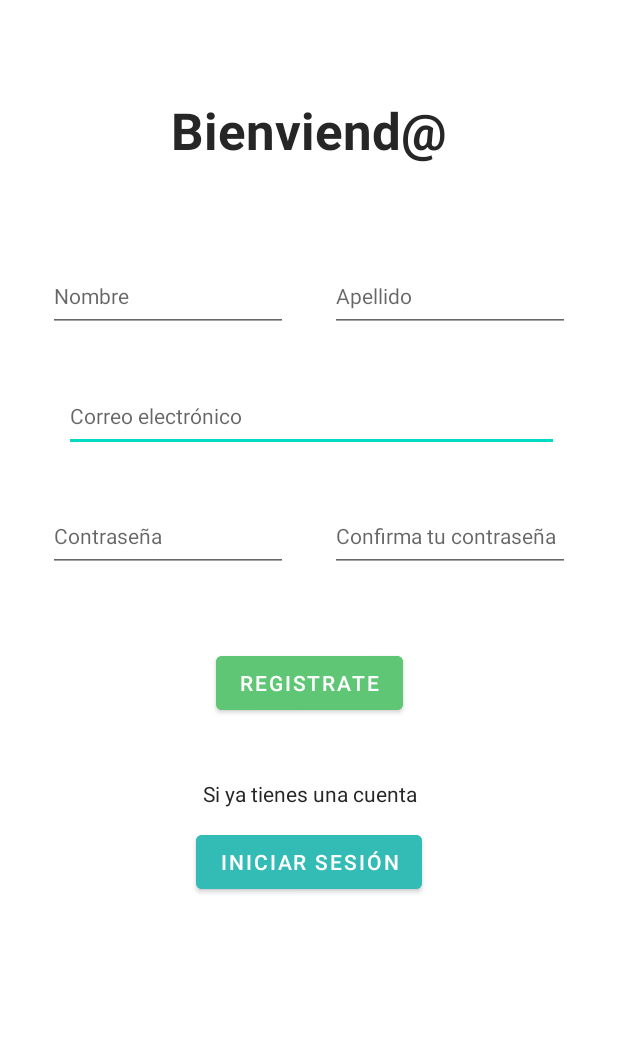
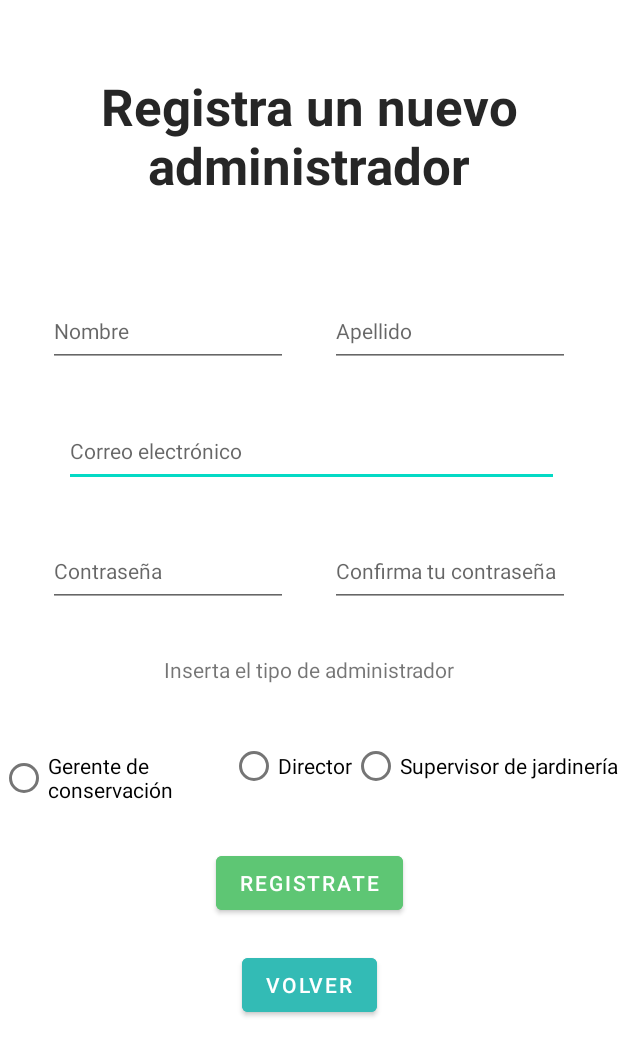
Before and after one commit to EdithBenvenuto/TamayoReport, an Android app: the RegistroActivity screen opened directly, with no data from a screen before it, on a phone screen of 412 x 824 dp. Shown: the top 1056 px of the screen. Run offline under Robolectric (Android 15) with nearby library versions, the phone set to English and light mode, and no system bars; network calls fail.

Commit message:
Implement admin app
Non functional

```diff
--- a/FrontendAdmins/app/src/main/java/com/example/tamayoreport/controller/RegistroActivity.kt
+++ b/FrontendAdmins/app/src/main/java/com/example/tamayoreport/controller/RegistroActivity.kt
@@ -3,36 +3,34 @@ package com.example.tamayoreport.controller
 import android.content.Intent
 import androidx.appcompat.app.AppCompatActivity
 import android.os.Bundle
-import android.util.Patterns
 import android.view.View
 import android.widget.Button
 import android.widget.EditText
+import android.widget.RadioGroup
 import android.widget.Toast
 import com.example.tamayoreport.R
 import com.example.tamayoreport.Utils
 import com.example.tamayoreport.model.Model
 import com.example.tamayoreport.model.entities.Admin
-import com.example.tamayoreport.model.entities.Report
 import com.example.tamayoreport.model.entities.User
-import com.example.tamayoreport.model.repository.responseinterface.IAddReport
 import com.example.tamayoreport.model.repository.responseinterface.IAddUser
-import com.example.tamayoreport.model.repository.responseinterface.IDeleteProduct
-import com.google.android.gms.tasks.OnSuccessListener
 
 class RegistroActivity : AppCompatActivity() {
-    lateinit var iniciarSesion: Button
+    lateinit var volver: Button
     lateinit var registro: Button
+    lateinit var seleccion: RadioGroup
     override fun onCreate(savedInstanceState: Bundle?) {
         super.onCreate(savedInstanceState)
         setContentView(R.layout.activity_registro)
-        iniciarSesion=findViewById<Button>(R.id.inicioSesion)
+        volver=findViewById<Button>(R.id.volver)
         registro=findViewById<Button>(R.id.confirmarRegistro)
-        iniciarSesion.setOnClickListener(loginClickListener())
+        volver.setOnClickListener(volverClickListener())
         registro.setOnClickListener(registerClickListener())
+        seleccion = findViewById(R.id.rgTypeAdmins)
     }
-    private fun loginClickListener(): View.OnClickListener?{
+    private fun volverClickListener(): View.OnClickListener?{
         return View.OnClickListener{
-            val switchActivityIntent = Intent(applicationContext, LoginActivity::class.java)
+            val switchActivityIntent = Intent(applicationContext, HomeScreenLoggedActivity::class.java)
             startActivity(switchActivityIntent);
         }
     }
@@ -46,6 +44,12 @@ class RegistroActivity : AppCompatActivity() {
             val password = findViewById<EditText>(R.id.txtContraRegistro).text.toString();
             val passwordConfirmation = findViewById<EditText>(R.id.txtConfContra).text.toString();
             name += " $lastName"
+            var adminType: String = ""
+            when (seleccion.checkedRadioButtonId) {
+                R.id.rbiluminarias ->  adminType = "Gerente de conservación" //Toast.makeText(applicationContext, "Cambia estado a 'Recibido'", Toast.LENGTH_SHORT).show()
+                R.id.rbdirector -> adminType = "Director" //Toast.makeText(applicationContext, "Cambia estado a 'En proceso'", Toast.LENGTH_SHORT).show()
+                R.id.rbjardineria -> adminType = "Supervisor de jardinería"//Toast.makeText(applicationContext, "Cambia estado a 'Resuelto'", Toast.LENGTH_SHORT).show()
+            }
 
             if (password == passwordConfirmation){
                 if(password.length<7){
@@ -53,8 +57,8 @@ class RegistroActivity : AppCompatActivity() {
                 }
                 else {
                     val admin = Admin(
-                        "none",
-                        false
+                        adminType,
+                        true
                     )
                     val user = User(
                         "",
--- a/FrontendAdmins/app/src/main/res/layout/activity_login.xml
+++ b/FrontendAdmins/app/src/main/res/layout/activity_login.xml
@@ -50,7 +50,7 @@
         app:layout_constraintTop_toBottomOf="@+id/txtCorreo" />
 
     <Button
-        android:id="@+id/inicioSesion"
+        android:id="@+id/volver"
         android:layout_width="wrap_content"
         android:layout_height="wrap_content"
         android:layout_marginTop="52dp"
@@ -81,6 +81,6 @@
         android:textColor="@color/negro"
         app:layout_constraintEnd_toEndOf="parent"
         app:layout_constraintStart_toStartOf="parent"
-        app:layout_constraintTop_toBottomOf="@+id/inicioSesion" />
+        app:layout_constraintTop_toBottomOf="@+id/volver" />
 
 </androidx.constraintlayout.widget.ConstraintLayout>
--- a/FrontendAdmins/app/src/main/res/layout/activity_registro.xml
+++ b/FrontendAdmins/app/src/main/res/layout/activity_registro.xml
@@ -11,13 +11,15 @@
         android:id="@+id/textView3"
         android:layout_width="wrap_content"
         android:layout_height="wrap_content"
-        android:layout_marginTop="64dp"
-        android:text="Bienviend@"
+        android:layout_marginTop="48dp"
+        android:text="Registra un nuevo administrador"
+        android:textAlignment="center"
         android:textAppearance="@style/TextAppearance.AppCompat.Display1"
         android:textColor="@color/negro"
         android:textSize="34sp"
         android:textStyle="bold"
         app:layout_constraintEnd_toEndOf="parent"
+        app:layout_constraintHorizontal_bias="0.0"
         app:layout_constraintStart_toStartOf="parent"
         app:layout_constraintTop_toTopOf="parent" />
 
@@ -101,7 +103,7 @@
         android:id="@+id/confirmarRegistro"
         android:layout_width="wrap_content"
         android:layout_height="wrap_content"
-        android:layout_marginTop="50dp"
+        android:layout_marginTop="160dp"
         android:backgroundTint="@color/verde"
         android:text="registrate"
         app:layout_constraintEnd_toEndOf="parent"
@@ -109,27 +111,55 @@
         app:layout_constraintTop_toBottomOf="@+id/txtConfContra" />
 
     <Button
-        android:id="@+id/inicioSesion"
+        android:id="@+id/volver"
         android:layout_width="wrap_content"
         android:layout_height="wrap_content"
-        android:layout_marginTop="12dp"
+        android:layout_marginTop="20dp"
         android:backgroundTint="@color/aqua"
-        android:text="iniciar sesión"
+        android:text="Volver"
         app:layout_constraintEnd_toEndOf="parent"
-        app:layout_constraintHorizontal_bias="0.501"
-        app:layout_constraintStart_toStartOf="parent"
-        app:layout_constraintTop_toBottomOf="@+id/reportCategory" />
-
-    <TextView
-        android:id="@+id/reportCategory"
-        android:layout_width="wrap_content"
-        android:layout_height="wrap_content"
-        android:layout_marginTop="40dp"
-        android:text="Si ya tienes una cuenta"
-        android:textColor="@color/negro"
-        app:layout_constraintEnd_toEndOf="parent"
-        app:layout_constraintHorizontal_bias="0.503"
         app:layout_constraintStart_toStartOf="parent"
         app:layout_constraintTop_toBottomOf="@+id/confirmarRegistro" />
 
+    <TextView
+        android:id="@+id/textView7"
+        android:layout_width="wrap_content"
+        android:layout_height="wrap_content"
+        android:layout_marginTop="32dp"
+        android:text="Inserta el tipo de administrador"
+        app:layout_constraintEnd_toEndOf="parent"
+        app:layout_constraintStart_toStartOf="parent"
+        app:layout_constraintTop_toBottomOf="@+id/txtConfContra" />
+
+    <RadioGroup
+        android:id="@+id/rgTypeAdmins"
+        android:layout_width="wrap_content"
+        android:layout_height="wrap_content"
+        android:isScrollContainer="false"
+        android:orientation="horizontal"
+        app:layout_constraintBottom_toTopOf="@+id/confirmarRegistro"
+        app:layout_constraintEnd_toEndOf="parent"
+        app:layout_constraintStart_toStartOf="parent"
+        app:layout_constraintTop_toBottomOf="@+id/textView7">
+
+        <RadioButton
+            android:id="@+id/rbiluminarias"
+            android:layout_width="wrap_content"
+            android:layout_height="wrap_content"
+            android:layout_weight="1"
+            android:text="Gerente de conservación" />
+
+        <RadioButton
+            android:id="@+id/rbdirector"
+            android:layout_width="match_parent"
+            android:layout_height="wrap_content"
+            android:text="Director" />
+
+        <RadioButton
+            android:id="@+id/rbjardineria"
+            android:layout_width="match_parent"
+            android:layout_height="wrap_content"
+            android:text="Supervisor de jardinería" />
+    </RadioGroup>
+
 </androidx.constraintlayout.widget.ConstraintLayout>
```
Also changed, not shown: FrontendAdmins/app/src/main/java/com/example/tamayoreport/controller/HomeScreenLoggedActivity.kt (+6 -25 lines), FrontendAdmins/app/src/main/java/com/example/tamayoreport/controller/LoginActivity.kt (+7 -3 lines), FrontendAdmins/app/src/main/java/com/example/tamayoreport/controller/MainActivity.kt (+2 -16 lines), FrontendAdmins/app/src/main/res/layout/activity_home_screen_logged.xml (+4 -19 lines), FrontendAdmins/app/src/main/res/layout/activity_main.xml (+2 -15 lines).
